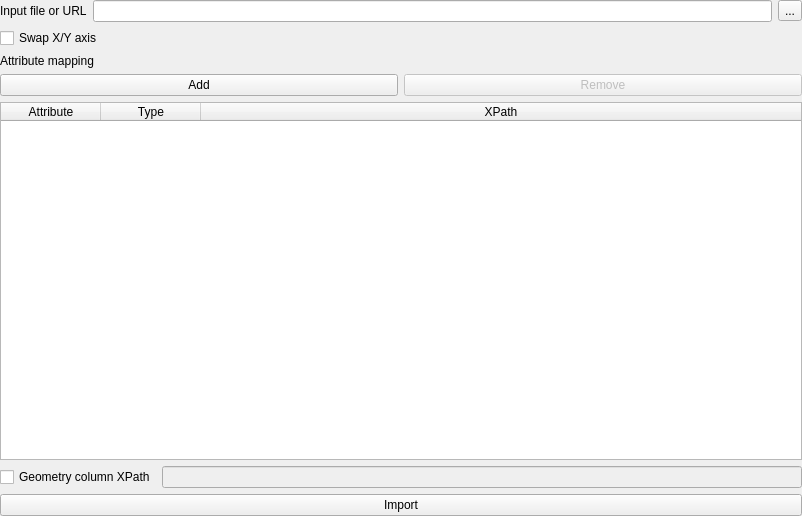
This is gml_application_schema_toolbox/ui/import_xml_panel.ui in BRGM/gml_application_schema_toolbox as Qt 5 draws it before an edit. The edited form follows.
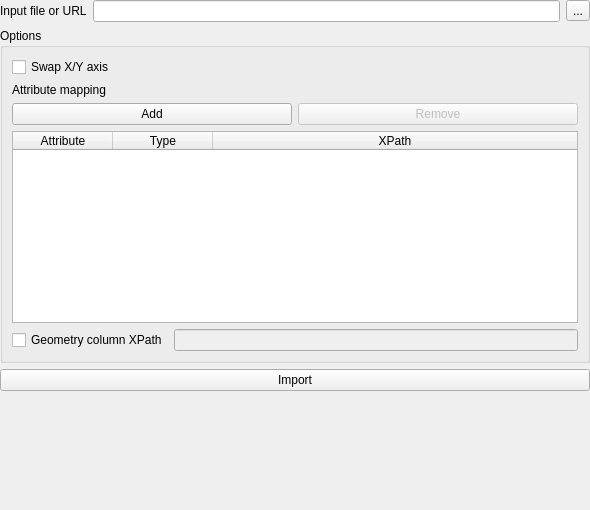
This is the edited form. Custom widgets are drawn as their Qt base class.

Commit message: XML panel: group options

What changed in the file:
```diff
--- a/gml_application_schema_toolbox/ui/import_xml_panel.ui
+++ b/gml_application_schema_toolbox/ui/import_xml_panel.ui
@@ -6,14 +6,17 @@
    <rect>
     <x>0</x>
     <y>0</y>
-    <width>802</width>
-    <height>516</height>
+    <width>590</width>
+    <height>510</height>
    </rect>
   </property>
   <property name="windowTitle">
    <string>Form</string>
   </property>
-  <layout class="QVBoxLayout" name="verticalLayout">
+  <layout class="QVBoxLayout" name="verticalLayout_2">
+   <property name="spacing">
+    <number>6</number>
+   </property>
    <property name="leftMargin">
     <number>0</number>
    </property>
@@ -52,6 +55,12 @@
     </layout>
    </item>
    <item>
+    <widget class="QgsCollapsibleGroupBox" name="optionsGroupBox">
+     <property name="title">
+      <string>Options</string>
+     </property>
+     <layout class="QVBoxLayout" name="verticalLayout">
+      <item>
     <widget class="QCheckBox" name="swapXYCheck">
      <property name="text">
       <string>Swap X/Y axis</string>
@@ -129,6 +138,9 @@
      </item>
     </layout>
    </item>
+     </layout>
+    </widget>
+   </item>
    <item>
     <widget class="QPushButton" name="importButton">
      <property name="text">
@@ -136,8 +148,29 @@
      </property>
     </widget>
    </item>
+   <item>
+    <spacer name="verticalSpacer">
+     <property name="orientation">
+      <enum>Qt::Vertical</enum>
+     </property>
+     <property name="sizeHint" stdset="0">
+      <size>
+       <width>20</width>
+       <height>40</height>
+      </size>
+     </property>
+    </spacer>
+   </item>
   </layout>
  </widget>
+ <customwidgets>
+  <customwidget>
+   <class>QgsCollapsibleGroupBox</class>
+   <extends>QGroupBox</extends>
+   <header location="global">qgis.gui</header>
+   <container>1</container>
+  </customwidget>
+ </customwidgets>
  <resources/>
  <connections/>
 </ui>
```
Lines whose indentation alone changed are shown as unchanged. The commit also changes 1 other file.
